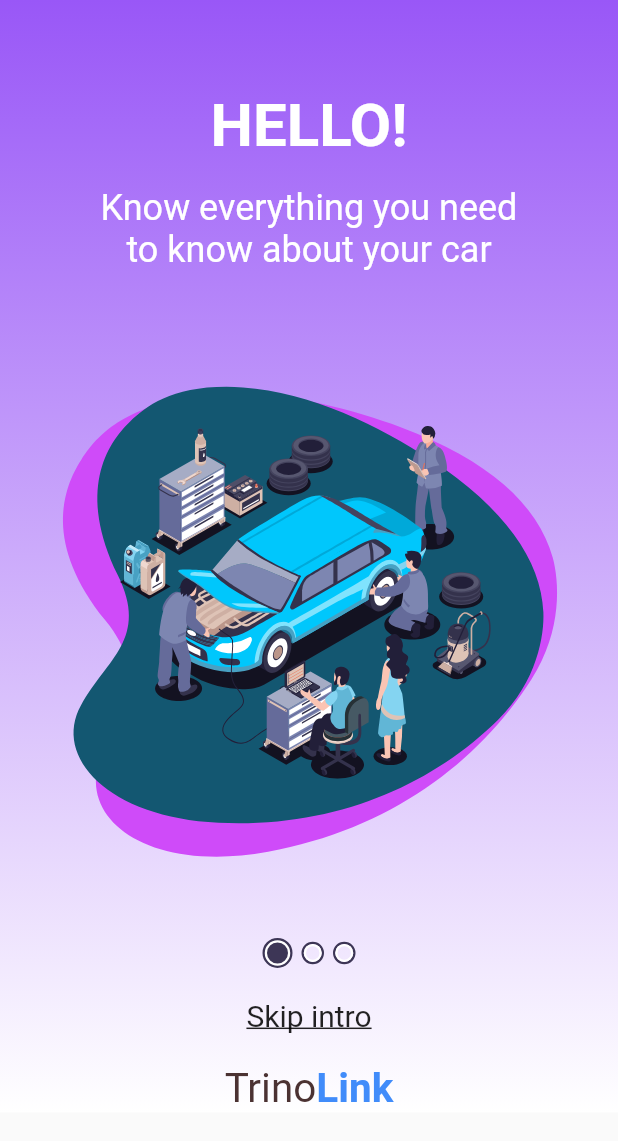
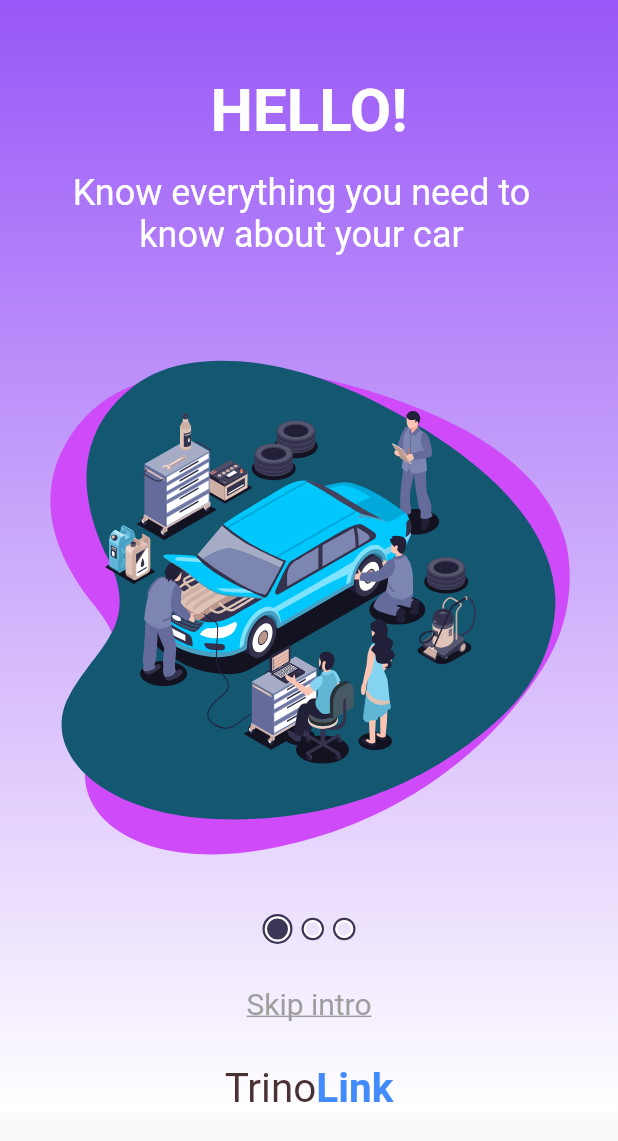
Before and after one commit to stevedmartis/flutter-app-automotriz, a Flutter app: the screen it shows after launch, on a phone screen of 412 x 824 dp. Shown: the top 1141 px of the screen. Run offline on Flutter 3.47's test engine with Material 2 defaults, Android fonts, the phone set to English and light mode, and no system bars; our stand-ins replace firebase_messaging, font_awesome_flutter, material_design_icons_flutter, websafe_svg; accounts and stored records are empty; Roboto replaces fonts that are missing (GTWalsheimPro); project files that could hold a hidden picture were left out.

Commit message:
design fix and condition final page

```diff
--- a/lib/_internal/component/common/styled_onboarding_message.dart
+++ b/lib/_internal/component/common/styled_onboarding_message.dart
@@ -1,4 +1,5 @@
 import 'package:flutter/material.dart';
+import 'package:trinoapp/_internal/component/common/spacing.dart';
 import 'package:websafe_svg/websafe_svg.dart';
 
 class OnboardingMessages extends StatelessWidget {
@@ -33,10 +34,10 @@ class OnboardingMessages extends StatelessWidget {
               color: Colors.white,
             ),
           ),
+
         ),
-
         Container(
-          padding: EdgeInsets.only(left:50, right: 50),
+          padding: EdgeInsets.only(left:40, right: 50),
 
             child: Text(
             message,
--- a/lib/_internal/controls/slider_selector.dart
+++ b/lib/_internal/controls/slider_selector.dart
@@ -26,8 +26,7 @@ class _OnBoardingSelectorState extends State<OnBoardingSelector> {
       crossAxisAlignment: CrossAxisAlignment.center,
       children: [
         Container(
-          padding: EdgeInsets.all(10.0),
-          height: 620,
+          height: 600,
           alignment: Alignment.topCenter,
           child: PageView(
             physics: ClampingScrollPhysics(),
@@ -40,21 +39,32 @@ class _OnBoardingSelectorState extends State<OnBoardingSelector> {
             children: widget.pages,
           ),
         ),
+
+        (widget.pages.length != this._currentPage+1)?
         Row(
           mainAxisAlignment: MainAxisAlignment.center,
-          children: _buildPageIndicator(),
-        ),
+
+          children:
+
+          _buildPageIndicator(),
+        ):
+        Container(),
+
         VSpace(10),
+        (widget.pages.length != this._currentPage+1)?
         GestureDetector(
           onTap: () => {Navigator.of(context).pushNamedAndRemoveUntil(ScreensEnum.LOGIN.routeName, (route) => false)},
           child: Text(
+
             'Skip intro',
             style: TextStyle(
               fontSize: 20,
+              color: Colors.grey,
               decoration: TextDecoration.underline,
             ),
           ),
-        ),
+        ):
+        Container(),
         VSpace(10),
         StyledLogo(),
       ],
@@ -65,14 +75,17 @@ class _OnBoardingSelectorState extends State<OnBoardingSelector> {
     List<Widget> list = [];
     int numberOfPages = widget.pages.length;
     for (int i = 0; i < numberOfPages; i++) {
-      list.add(i == _currentPage ? _indicator(true, i) : _indicator(false, i));
+      list.add(  _indicator(numberOfPages, i));
     }
     return list;
   }
 
-  Widget _indicator(bool isActive, int index) {
+  Widget _indicator(int numberOfPages, int index) {
     double _size;
     Color _color;
+
+
+
 
     if (_currentPage >= index - 0.5 && _currentPage < index + 0.5) {
       _size = 20;
@@ -81,7 +94,10 @@ class _OnBoardingSelectorState extends State<OnBoardingSelector> {
       _size = 15;
       _color = Colors.transparent;
     }
-    return AnimatedContainer(
+    return
+
+
+    AnimatedContainer(
       duration: Duration(milliseconds: 200),
       height: _size,
       width: _size,
@@ -107,5 +123,6 @@ class _OnBoardingSelectorState extends State<OnBoardingSelector> {
         ),
       ),
     );
+
   }
 }
--- a/lib/screen/welcome/welcome_screen.dart
+++ b/lib/screen/welcome/welcome_screen.dart
@@ -39,12 +39,12 @@ class _WelcomeScreenState extends State<WelcomeScreen> {
                 ),
                 OnboardingMessages(
                   title: "HELLO!",
-                  message: "Now everything you need\nto know about your car",
+                  message: "Get assistance when ever you need, where ever you need",
                   image: "assets/images/img-intro-2.svg",
                 ),
                 OnboardingMessages(
                   title: "HELLO!",
-                  message: "Know everything you need to know about your car",
+                  message: "Take control of your car, make it a SmartCar",
                   image: "assets/images/img-intro-3.svg",
                 ),
               ],
```
